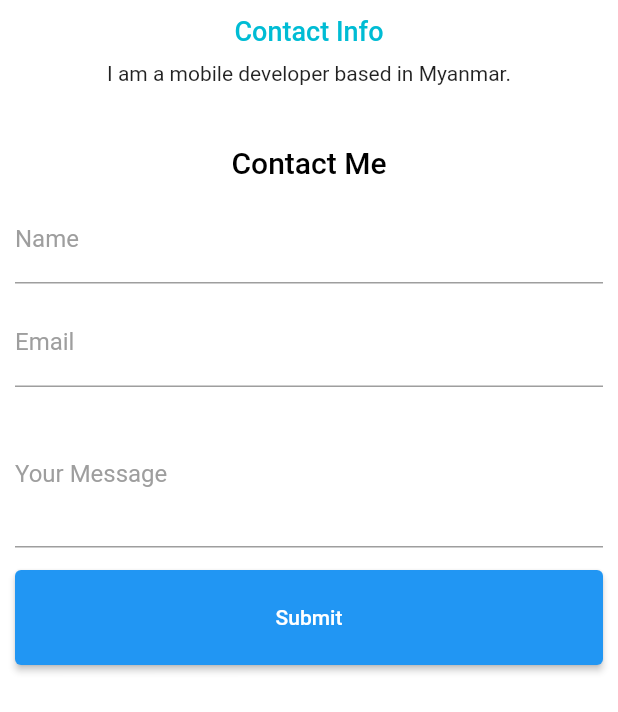
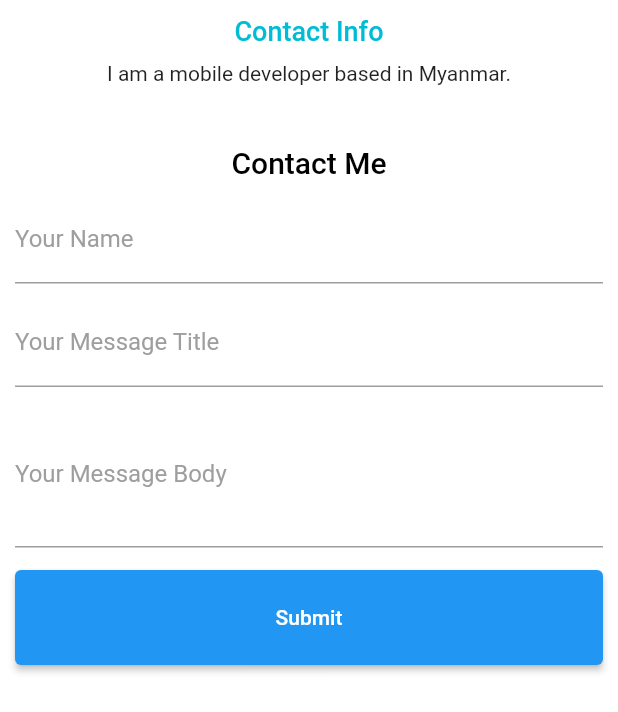
Before and after one commit to kedrakk/khineaindrakyaw_portfolio, a Flutter app: the ContactPage widget shown alone on an empty page, opened directly, after a tap on "Submit", on a phone screen of 412 x 824 dp. Shown: the top 712 px of the screen. Run offline on Flutter 3.47's test engine with Material 2 defaults, Android fonts, the phone set to English and light mode, and no system bars; our stand-ins replace flutter_riverpod, get_it, google_fonts, shared_preferences; missing offline and left inert: mailto; accounts and stored records are empty.

Commit message:
mail sending from contact

```diff
--- /dev/null
+++ b/lib/const/string_constants.dart
@@ -0,0 +1 @@
+const emailAddress = "keaindrak@gmail.com";
--- a/lib/pages/contact_page.dart
+++ b/lib/pages/contact_page.dart
@@ -1,4 +1,6 @@
 import 'package:flutter/material.dart';
+import 'package:flutter_riverpod/flutter_riverpod.dart';
+import 'package:kedk_portfolio/providers/text_field_provider.dart';
 import 'package:kedk_portfolio/widgets/text_fields.dart';
 
 import '../const/theme.dart';
@@ -10,15 +12,11 @@ class ContactPage extends StatelessWidget {
 
   @override
   Widget build(BuildContext context) {
-    // return SizedBox(
-    //   width: MediaQuery.of(context).size.width * 1 / 2,
-    //   child: ContactFormWidget(),
-    // );
     return getIt<OrientationService>().isPortait(context)
         ? Column(
-            children: [
-              const ContactInfoWidget(),
-              const SizedBox(height: 20),
+            children: const [
+              ContactInfoWidget(),
+              SizedBox(height: 20),
               ContactFormWidget(),
             ],
           )
@@ -33,7 +31,7 @@ class ContactPage extends StatelessWidget {
                   margin: EdgeInsets.only(
                     right: MediaQuery.of(context).size.width * 1 / 10,
                   ),
-                  child: ContactFormWidget(),
+                  child: const ContactFormWidget(),
                 ),
               ),
             ],
@@ -66,14 +64,13 @@ class ContactInfoWidget extends StatelessWidget {
 }
 
 class ContactFormWidget extends StatelessWidget {
-  ContactFormWidget({Key? key}) : super(key: key);
-
-  final TextEditingController _nameController = TextEditingController();
-  final TextEditingController _emailController = TextEditingController();
-  final TextEditingController _messageController = TextEditingController();
+  const ContactFormWidget({Key? key}) : super(key: key);
 
   @override
   Widget build(BuildContext context) {
+    return Consumer(
+      builder: ((context, ref, child) {
+        final textFieldsProvider = ref.watch(textFieldNotifier);
         return Padding(
           padding: const EdgeInsets.all(10),
           child: Column(
@@ -89,23 +86,22 @@ class ContactFormWidget extends StatelessWidget {
               Column(
                 children: [
                   TextFormFieldWidget(
-                labelText: 'Name',
-                controller: _nameController,
+                    labelText: 'Your Name',
+                    controller: textFieldsProvider.nameController,
                   ),
                   const SizedBox(
                     height: 10,
                   ),
                   TextFormFieldWidget(
-                labelText: 'Email',
-                controller: _emailController,
-                keyboardType: TextInputType.emailAddress,
+                    labelText: 'Your Message Title',
+                    controller: textFieldsProvider.titleController,
                   ),
                   const SizedBox(
                     height: 10,
                   ),
                   TextFormFieldWidget(
-                labelText: 'Your Message',
-                controller: _messageController,
+                    labelText: 'Your Message Body',
+                    controller: textFieldsProvider.messageController,
                     minLines: 3,
                     maxLines: 5,
                   ),
@@ -121,7 +117,8 @@ class ContactFormWidget extends StatelessWidget {
                         ),
                       ),
                     ),
-                onPressed: () {},
+                    onPressed: () =>
+                        ref.read(textFieldNotifier.notifier).sendMail(),
                     child: const Text('Submit'),
                   ),
                 ],
@@ -129,5 +126,7 @@ class ContactFormWidget extends StatelessWidget {
             ],
           ),
         );
+      }),
+    );
   }
 }
--- /dev/null
+++ b/lib/providers/text_field_provider.dart
@@ -0,0 +1,36 @@
+import 'package:flutter/cupertino.dart';
+import 'package:flutter_riverpod/flutter_riverpod.dart';
+import 'package:kedk_portfolio/const/string_constants.dart';
+import 'package:mailto/mailto.dart';
+import 'package:url_launcher/url_launcher.dart';
+
+class TextFieldNotifier extends ChangeNotifier {
+  final TextEditingController _nameController = TextEditingController();
+  final TextEditingController _titleController = TextEditingController();
+  final TextEditingController _messageController = TextEditingController();
+
+  TextEditingController get nameController => _nameController;
+  TextEditingController get titleController => _titleController;
+  TextEditingController get messageController => _messageController;
+
+  void clear() {
+    _nameController.clear();
+    _titleController.clear();
+    _messageController.clear();
+    notifyListeners();
+  }
+
+  void sendMail() async {
+    final mailtoLink = Mailto(
+      to: [emailAddress],
+      subject: "${_titleController.text} from ${_nameController.text}",
+      body: _messageController.text,
+    );
+    await launchUrl(Uri.parse(mailtoLink.toString()));
+    clear();
+  }
+}
+
+final textFieldNotifier = ChangeNotifierProvider<TextFieldNotifier>((ref) {
+  return TextFieldNotifier();
+});
--- a/pubspec.yaml
+++ b/pubspec.yaml
@@ -37,6 +37,8 @@ dependencies:
   get_it: ^7.2.0
   shared_preferences: ^2.0.15
   google_fonts: ^3.0.1
+  mailto: ^2.0.0
+  url_launcher: ^6.1.4
 
 dev_dependencies:
   flutter_test:
```
Also changed, not shown: pubspec.lock. Lines whose indentation alone changed are shown as unchanged.
